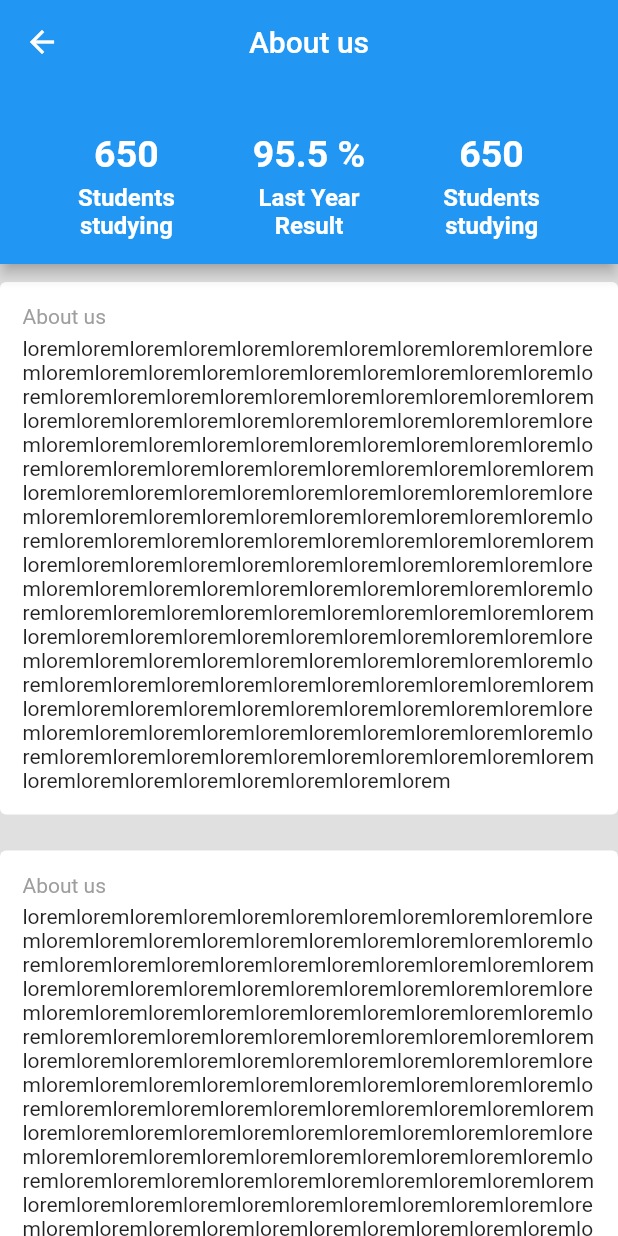
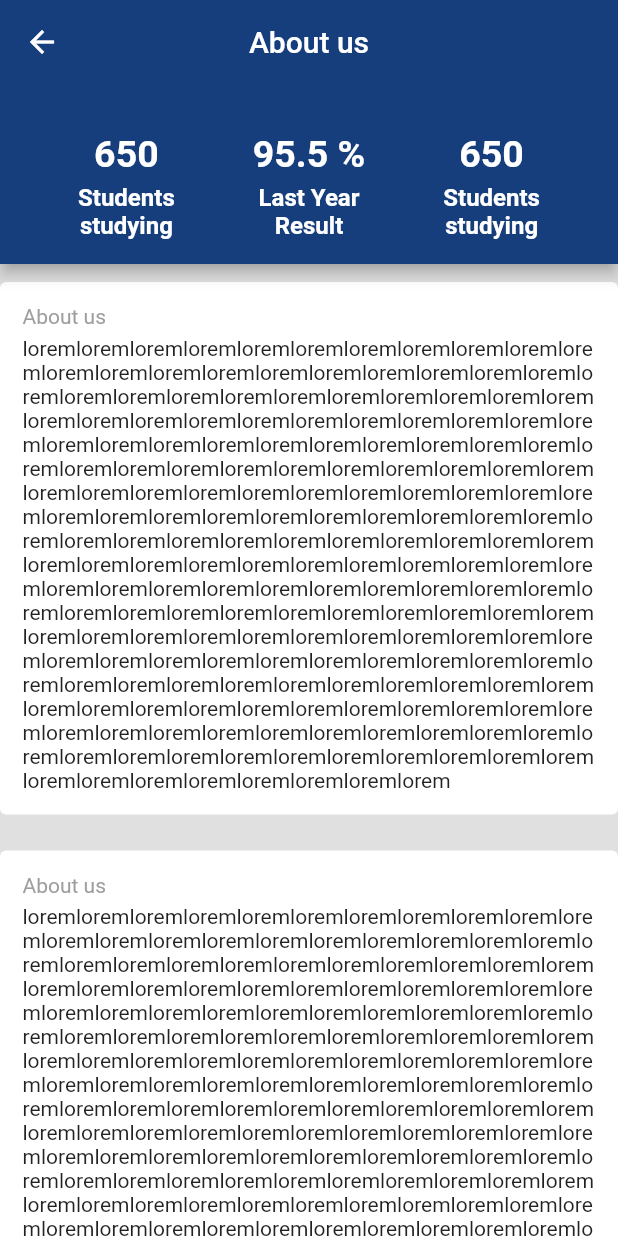
Before and after one commit to JAY-THAKKAR8/MedQuiz, a Flutter app: the MedQuiz screen opened directly, on a phone screen of 412 x 824 dp. Run offline on Flutter 3.47's test engine with Material 2 defaults, Android fonts, the phone set to English and light mode, and no system bars.

Commit message:
change color and text

```diff
--- a/medQuiz/lib/screen/Medquiz_screen.dart
+++ b/medQuiz/lib/screen/Medquiz_screen.dart
@@ -3,6 +3,7 @@
 // ignore: file_names
 // ignore: file_names
 import 'package:flutter/material.dart';
+import 'package:medquiz/utils/theme/medQuiz_colors.dart';
 
 class MedQuiz extends StatefulWidget {
   const MedQuiz({Key? key}) : super(key: key);
@@ -17,6 +18,7 @@ class _MedQuizState extends State<MedQuiz> {
     return Scaffold(
       backgroundColor: Colors.grey.shade300,
       appBar: AppBar(
+        backgroundColor: MedQuizColors.darkBlueColor,
         centerTitle: true,
         title: const Text(
           'About us',
```
